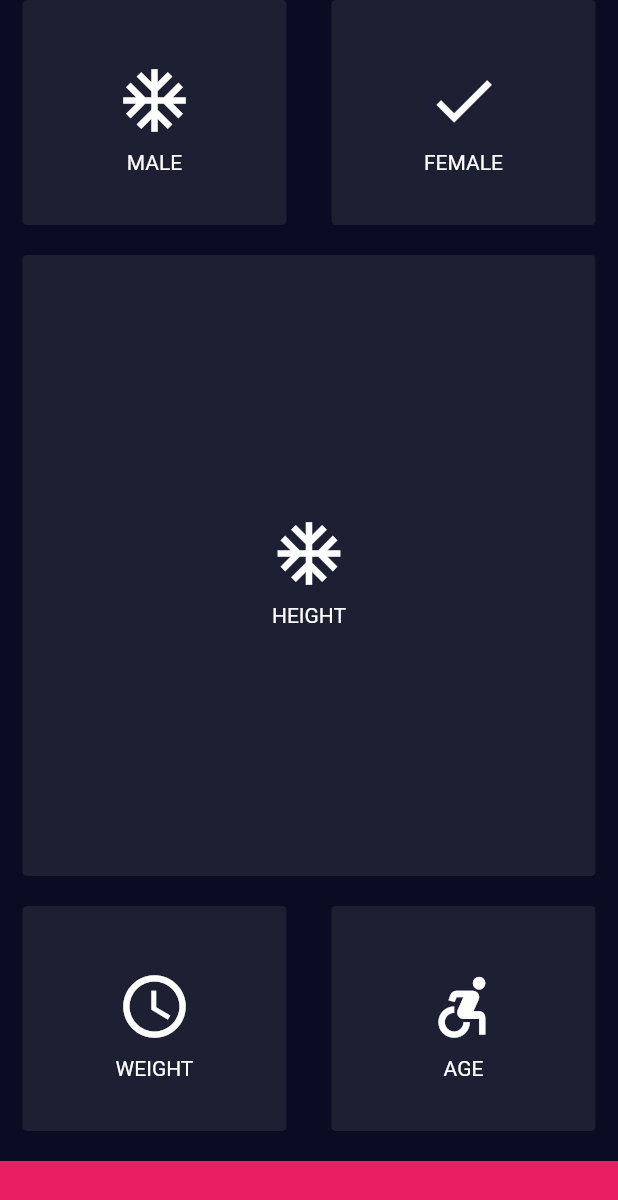
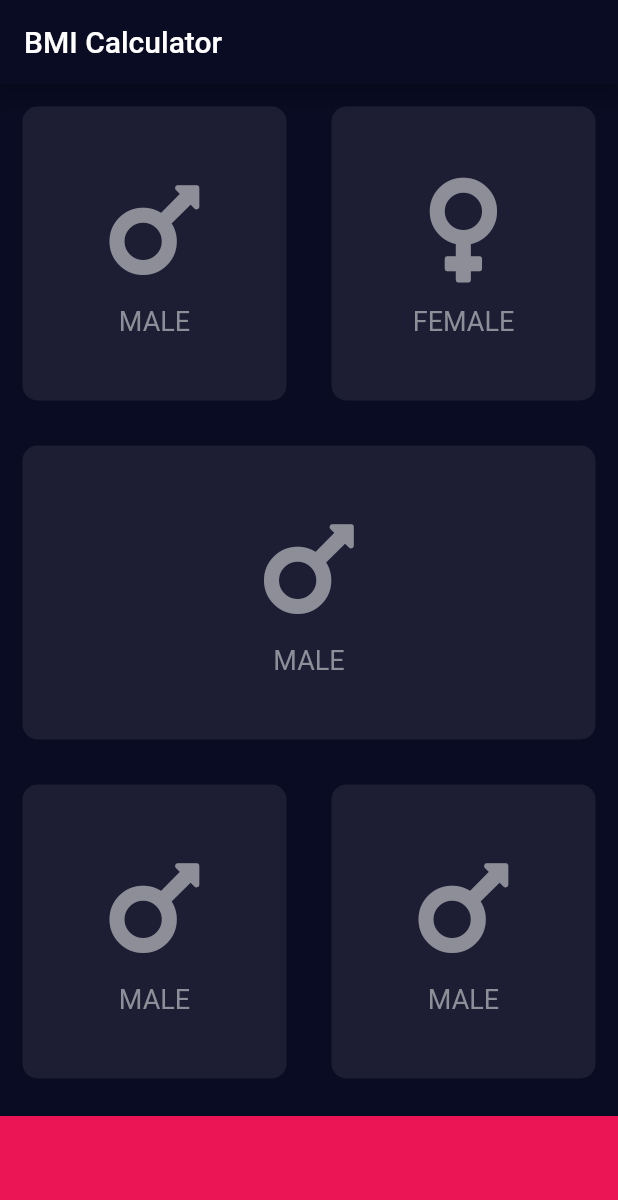
Before and after one commit to sanjay-namdeo/bmi_calculator, a Flutter app: the screen it shows after launch, on a phone screen of 412 x 824 dp. Shown: the top 1200 px of the screen. Run offline on Flutter 3.47's test engine with Material 2 defaults, Android fonts, the phone set to English and light mode, and no system bars; our stand-ins replace font_awesome_flutter.

Commit message:
Added cards icons and labels

```diff
--- a/lib/base_container.dart
+++ /dev/null
@@ -1,40 +0,0 @@
-import 'package:flutter/material.dart';
-
-class BaseContainer extends StatelessWidget {
-  final IconData inputIcon;
-  final Color inputColor;
-  final String iconLabel;
-
-  BaseContainer(this.inputIcon, this.inputColor, this.iconLabel);
-
-  @override
-  Widget build(BuildContext context) {
-    return Container(
-      margin: EdgeInsets.fromLTRB(15.0, 0.0, 15.0, 0.0),
-      height: 150,
-      decoration: BoxDecoration(
-        borderRadius: BorderRadius.all(Radius.circular(3.0)),
-        color: Color(0xFF1D1F33),
-      ),
-      child: Column(
-        crossAxisAlignment: CrossAxisAlignment.stretch,
-        mainAxisAlignment: MainAxisAlignment.center,
-        children: <Widget>[
-          IconButton(
-            icon: Icon(
-              inputIcon,
-              color: Colors.white,
-            ),
-            iconSize: 50.0,
-            onPressed: () {},
-          ),
-          Center(
-              child: Text(
-            iconLabel,
-            style: TextStyle(color: Colors.white),
-          ))
-        ],
-      ),
-    );
-  }
-}
--- /dev/null
+++ b/lib/child_card.dart
@@ -0,0 +1,27 @@
+import 'package:flutter/material.dart';
+
+const labelTextStyle = TextStyle(fontSize: 18.0, color: Color(0xFF8D8E98));
+
+class IconContent extends StatelessWidget {
+  final IconData icon;
+  final String label;
+
+  IconContent({this.icon, this.label});
+
+  @override
+  Widget build(BuildContext context) {
+    return Column(
+      mainAxisAlignment: MainAxisAlignment.center,
+      children: <Widget>[
+        Icon(this.icon, size: 80.0, color: Color(0xFF8D8E98)),
+        SizedBox(
+          height: 10.0,
+        ),
+        Text(
+          this.label,
+          style: labelTextStyle,
+        )
+      ],
+    );
+  }
+}
--- a/lib/input_page.dart
+++ b/lib/input_page.dart
@@ -1,5 +1,7 @@
 import 'package:flutter/material.dart';
-import 'base_container.dart';
+import 'reusable_card.dart';
+import 'child_card.dart';
+import 'package:font_awesome_flutter/font_awesome_flutter.dart';
 
 class InputPage extends StatefulWidget {
   @override
@@ -7,54 +9,81 @@ class InputPage extends StatefulWidget {
 }
 
 class _InputPageState extends State<InputPage> {
+  Color activeColor = Colors.white;
+
   @override
   Widget build(BuildContext context) {
-    return SafeArea(
-      child: Column(
-        mainAxisAlignment: MainAxisAlignment.center,
-        children: <Widget>[
-          Row(
+    return Scaffold(
+      appBar: AppBar(
+        title: Text(
+          'BMI Calculator',
+        ),
+      ),
+      body: Column(
         children: <Widget>[
           Expanded(
-                child: BaseContainer(Icons.ac_unit, Colors.red, 'MALE'),
+            child: Row(
+              children: <Widget>[
+                Expanded(
+                  child: ReusableCard(
+                    color: activeColor,
+                    childCard: IconContent(
+                      icon: FontAwesomeIcons.mars,
+                      label: 'MALE',
+                    ),
+                  ),
                 ),
                 Expanded(
-                child: BaseContainer(Icons.check, Colors.grey, 'FEMALE'),
+                  child: ReusableCard(
+                    color: activeColor,
+                    childCard: IconContent(
+                      icon: FontAwesomeIcons.venus,
+                      label: 'FEMALE',
+                    ),
+                  ),
                 ),
               ],
             ),
-          SizedBox(
-            height: 20.0,
           ),
           Expanded(
-            flex: 1,
-            child: BaseContainer(Icons.ac_unit, Colors.pink, 'HEIGHT'),
+            child: ReusableCard(
+              color: activeColor,
+              childCard: IconContent(
+                icon: FontAwesomeIcons.mars,
+                label: 'MALE',
               ),
-          SizedBox(
-            height: 20.0,
             ),
-          Row(
+          ),
+          Expanded(
+            child: Row(
               children: <Widget>[
                 Expanded(
-                flex: 1,
-                child:
-                    BaseContainer(Icons.access_time, Colors.black38, 'WEIGHT'),
+                  child: ReusableCard(
+                    color: activeColor,
+                    childCard: IconContent(
+                      icon: FontAwesomeIcons.mars,
+                      label: 'MALE',
+                    ),
+                  ),
                 ),
                 Expanded(
-                flex: 1,
-                child:
-                    BaseContainer(Icons.accessible_forward, Colors.grey, 'AGE'),
+                  child: ReusableCard(
+                    color: activeColor,
+                    childCard: IconContent(
+                      icon: FontAwesomeIcons.mars,
+                      label: 'MALE',
+                    ),
+                  ),
                 ),
               ],
             ),
-          SizedBox(
-            height: 20.0,
           ),
           Container(
-            height: 50.0,
+            color: Color(0xFFEB1555),
+            height: 80.0,
+            margin: EdgeInsets.only(top: 10.0),
             width: double.infinity,
-            color: Colors.pink,
-          ),
+          )
         ],
       ),
     );
--- a/lib/main.dart
+++ b/lib/main.dart
@@ -9,10 +9,11 @@ class MyApp extends StatelessWidget {
   Widget build(BuildContext context) {
     return MaterialApp(
       title: 'BMI Calculator',
-      home: Scaffold(
-        body: InputPage(),
-        backgroundColor: Color(0xFF090C22),
+      theme: ThemeData(
+        primaryColor: Color(0xFF090C22),
+        scaffoldBackgroundColor: Color(0xFF090C22),
       ),
+      home: InputPage(),
     );
   }
 }
--- /dev/null
+++ b/lib/reusable_card.dart
@@ -0,0 +1,25 @@
+import 'package:flutter/material.dart';
+
+class ReusableCard extends StatelessWidget {
+  final Color color;
+  final Widget childCard;
+
+  ReusableCard({this.color, this.childCard});
+
+  @override
+  Widget build(BuildContext context) {
+    return Container(
+      margin: EdgeInsets.all(15.0),
+      width: double.infinity,
+      decoration: BoxDecoration(
+        color: Color(0xFF1D1E33),
+        borderRadius: BorderRadius.all(
+          Radius.circular(
+            10.0,
+          ),
+        ),
+      ),
+      child: childCard,
+    );
+  }
+}
--- a/pubspec.yaml
+++ b/pubspec.yaml
@@ -23,6 +23,7 @@ dependencies:
   # The following adds the Cupertino Icons font to your application.
   # Use with the CupertinoIcons class for iOS style icons.
   cupertino_icons: ^0.1.2
+  font_awesome_flutter: ^8.4.0
 
 dev_dependencies:
   flutter_test:
```
Also changed, not shown: pubspec.lock. Lines whose indentation alone changed are shown as unchanged.
